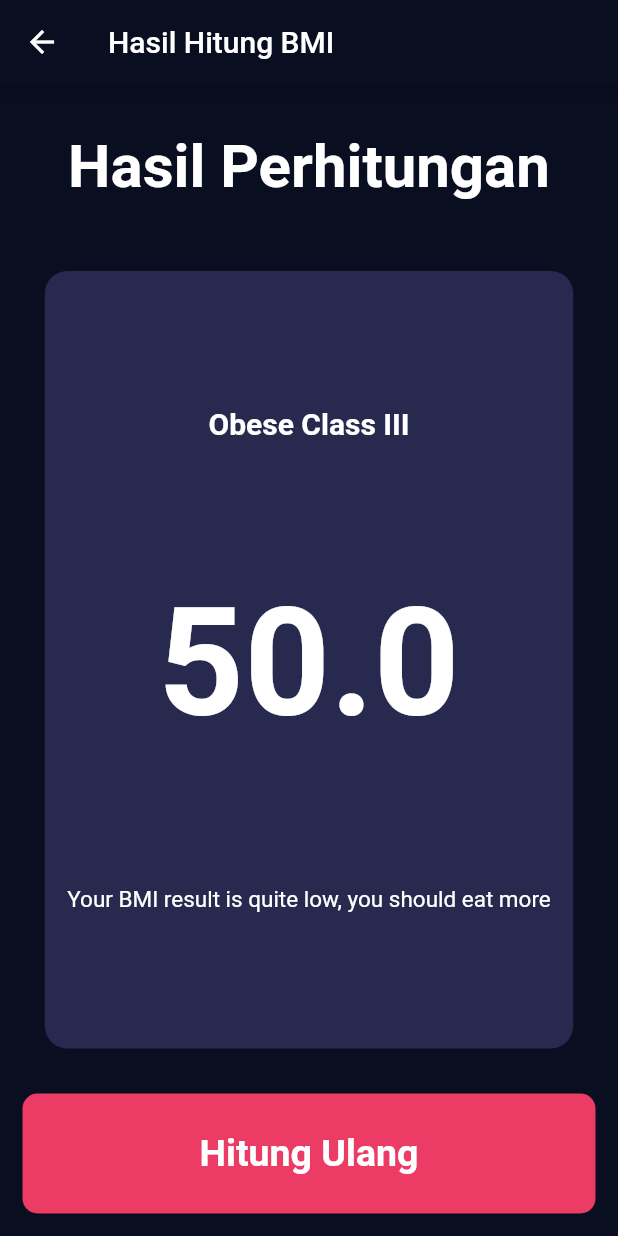
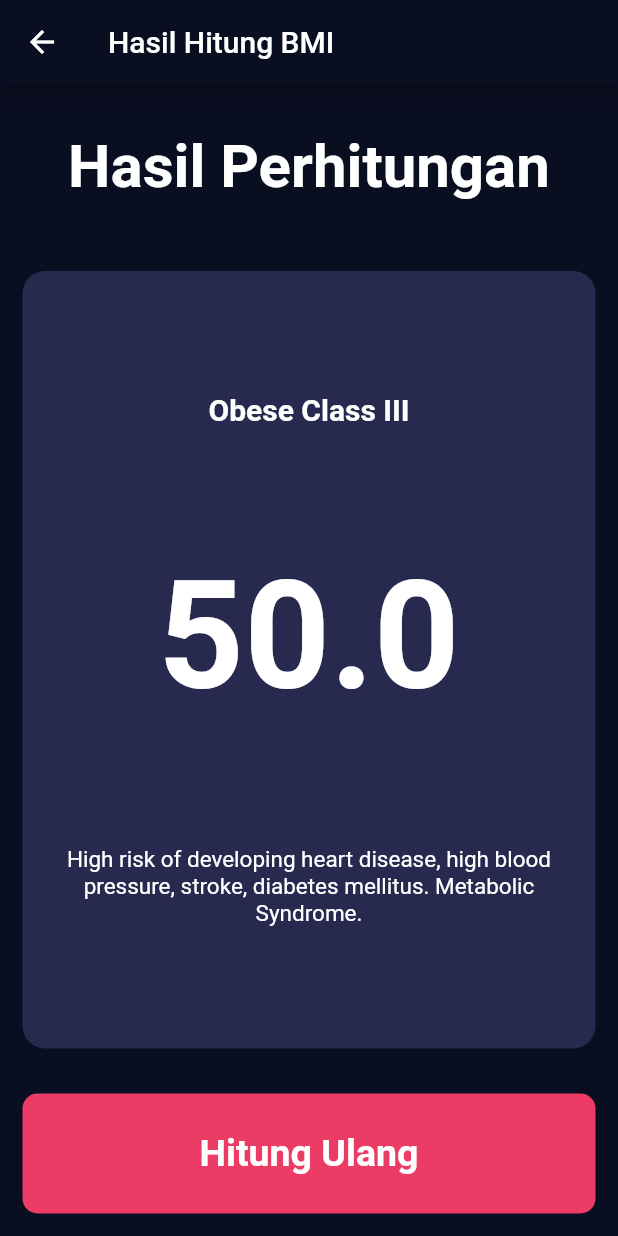
Before and after one commit to ulfacode/bmi, a Flutter app: the screen it shows after launch, after a tap on "Hitung BMI", on a phone screen of 412 x 824 dp. Run offline on Flutter 3.47's test engine with Material 2 defaults, Android fonts, the phone set to English and light mode, and no system bars.

Commit message:
17. BMI - Health Risk berdasarkan kategori BMI

```diff
--- a/lib/constants/constant.dart
+++ b/lib/constants/constant.dart
@@ -11,11 +11,11 @@ TextStyle numberTextStyle = const TextStyle(
   color: Colors.white,
 );
 
-String underweightSevere = "Underweight (Severe thinness)";
-String underweightModerate = "Underweight (Severe thinness)";
-String underweightMild = "Underweight (Mild thinness)";
-String normal = "Normal";
-String overWeight = "Overweight";
-String obeseI = "Obese Class I";
-String obeseII = "Obese Class II";
-String obeseIII = "Obese Class III";
+const String underweightSevere = "Underweight (Severe thinness)";
+const String underweightModerate = "Underweight (Severe thinness)";
+const String underweightMild = "Underweight (Mild thinness)";
+const String normal = "Normal";
+const String overWeight = "Overweight";
+const String obeseI = "Obese Class I";
+const String obeseII = "Obese Class II";
+const String obeseIII = "Obese Class III";
--- a/lib/views/bmi_result_screen.dart
+++ b/lib/views/bmi_result_screen.dart
@@ -9,31 +9,70 @@ class BmiResultScreen extends StatelessWidget {
 
   final double bmi;
 
-  determineBmiCategory(double bmiValue) {
+  String determineBmiCategory(double bmiValue) {
     String category = "";
-    if (bmiValue < 16.0) {
+    if (bmiValue < 16) {
       category = underweightSevere;
-    } else if (bmiValue >= 16.0 && bmiValue < 17.0) {
+    } else if (bmiValue < 17) {
       category = underweightModerate;
-    } else if (bmiValue >= 17.0 && bmiValue < 18.5) {
+    } else if (bmiValue < 18) {
       category = underweightMild;
-    } else if (bmiValue >= 18.5 && bmiValue < 25.0) {
+    } else if (bmiValue < 25) {
       category = normal;
-    } else if (bmiValue >= 25.0 && bmiValue < 30.0) {
+    } else if (bmiValue < 30) {
       category = overWeight;
-    } else if (bmiValue >= 30.0 && bmiValue < 35.0) {
+    } else if (bmiValue < 35) {
       category = obeseI;
-    } else if (bmiValue >= 35.0 && bmiValue < 40.0) {
+    } else if (bmiValue < 40) {
       category = obeseII;
-    } else if (bmiValue >= 40.0) {
+    } else if (bmiValue >= 40) {
       category = obeseIII;
     }
 
     return category;
   }
 
+  String getHealRiskDescription(String categoryName) {
+    String desc = "";
+    switch (categoryName) {
+      case underweightSevere:
+        desc = "Possible nutritional definciency and osteoporosis.";
+        break;
+      case underweightModerate:
+        desc = "Possible nutritional definciency and osteoporosis.";
+        break;
+      case underweightMild:
+        desc = "Possible nutritional definciency and osteoporosis.";
+        break;
+      case normal:
+        desc = "Low risk (healthy range).";
+        break;
+      case overWeight:
+        desc =
+            "Moderate risk of developing heart disease, high blood pressure, stroke, diabetes mellitus.";
+        break;
+      case obeseI:
+        desc =
+            "High risk of developing heart disease, high blood pressure, stroke, diabetes mellitus. Metabolic Syndrome.";
+        break;
+      case obeseII:
+        desc =
+            "High risk of developing heart disease, high blood pressure, stroke, diabetes mellitus. Metabolic Syndrome.";
+        break;
+      case obeseIII:
+        desc =
+            "High risk of developing heart disease, high blood pressure, stroke, diabetes mellitus. Metabolic Syndrome.";
+        break;
+      default:
+    }
+    return desc;
+  }
+
   @override
   Widget build(BuildContext context) {
+    final bmiCategory = determineBmiCategory(bmi);
+    final bmiDesc = getHealRiskDescription(bmiCategory);
+
     return Scaffold(
       appBar: AppBar(
         title: Text("Hasil Hitung BMI"),
@@ -56,12 +95,13 @@ class BmiResultScreen extends StatelessWidget {
             flex: 5,
             child: BmiCard(
               child: Container(
+                width: double.infinity,
                 padding: const EdgeInsets.symmetric(horizontal: 15.0),
                 child: Column(
                   mainAxisAlignment: MainAxisAlignment.spaceEvenly,
                   children: [
                     Text(
-                      determineBmiCategory(bmi),
+                      bmiCategory,
                       style: TextStyle(
                         fontSize: 20,
                         fontWeight: FontWeight.bold,
@@ -77,7 +117,7 @@ class BmiResultScreen extends StatelessWidget {
                       ),
                     ),
                     Text(
-                      "Your BMI result is quite low, you should eat more",
+                      bmiDesc,
                       textAlign: TextAlign.center,
                       style: TextStyle(
                         fontSize: 15,
```
